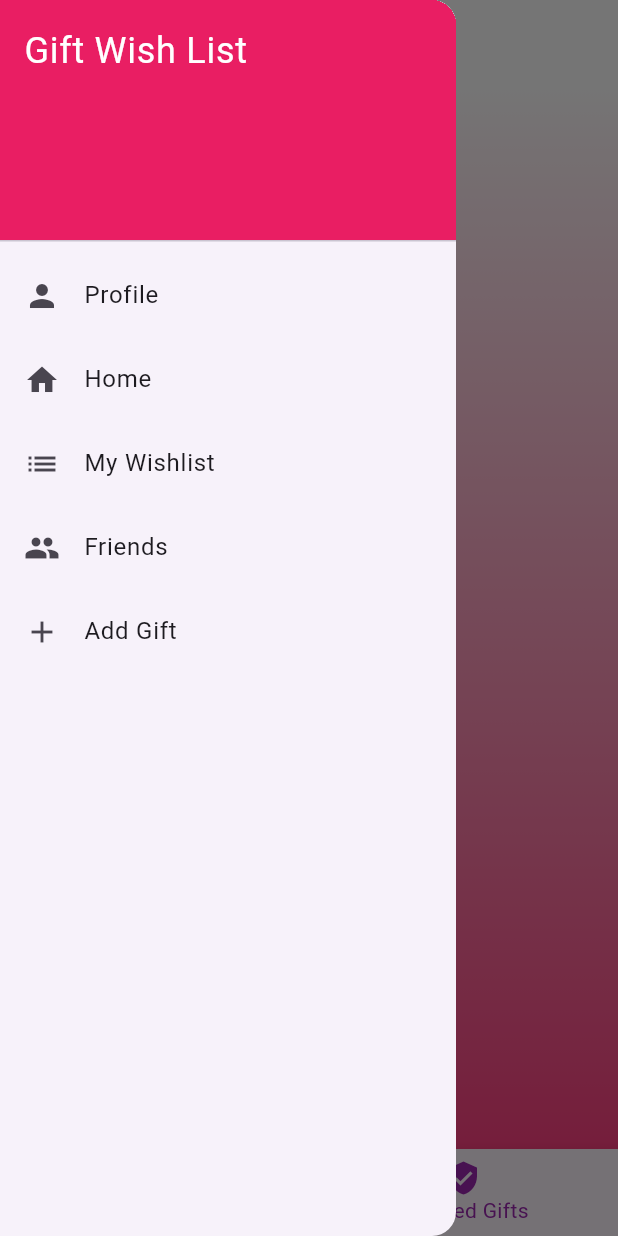
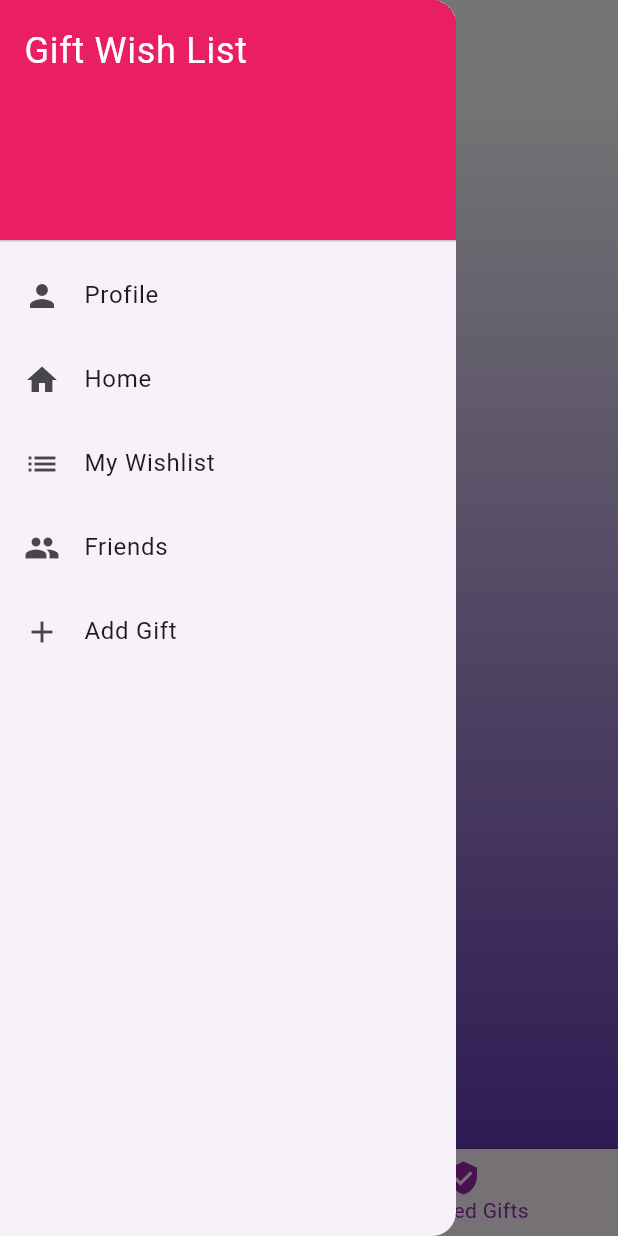
Before and after one commit to sa3eed24/hedeya, a Flutter app: the PledgedGifts screen opened by its route, with the side drawer open, on a phone screen of 412 x 824 dp. Run offline on Flutter 3.47's test engine with Material 3 defaults, Android fonts, the phone set to English and light mode, and no system bars; our stand-ins replace cloud_firestore, firebase_auth, firebase_core, firebase_storage, image_picker, lottie; missing offline and left inert: barcode_scan2; accounts and stored records are empty.

```diff
--- a/lib/screens/pledgedgifts.dart
+++ b/lib/screens/pledgedgifts.dart
@@ -81,7 +81,7 @@ class _PledgedGiftsState extends State<PledgedGifts> {
             gradient: LinearGradient(
               begin: Alignment.topCenter,
               end: Alignment.bottomCenter,
-              colors: [Colors.white, Colors.pinkAccent], // Changed to purple background
+              colors: [Colors.white, Colors.deepPurple], // Changed to purple background
             ),
           ),
           child: SafeArea(
```
Also changed, not shown: lib/model/event_model.dart (+7 -1 lines).
